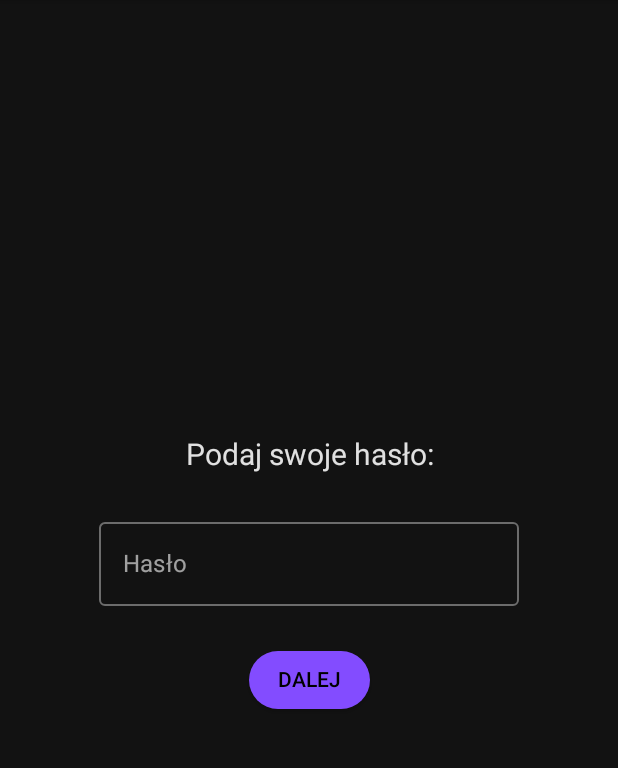
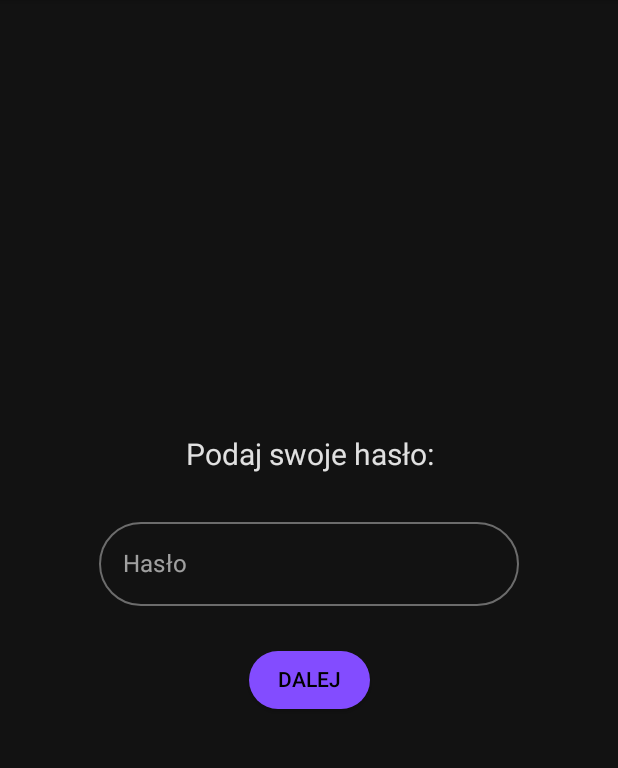
Before and after one commit to arix2000/PasswordSaver, an Android app built with Jetpack Compose: the screen it shows after launch (MainActivity), on a phone screen of 412 x 824 dp, the part 84-852 px from its top. Run offline under Robolectric (Android 15) with nearby library versions, the phone set to English and light mode, and no system bars.

Commit message:
correct layout

```diff
--- a/app/src/main/java/com/password/saver/features/loginscreen/LoginFragment.kt
+++ b/app/src/main/java/com/password/saver/features/loginscreen/LoginFragment.kt
@@ -36,7 +36,8 @@ fun LoginFragment(navController: NavController) {
                 OutlinedTextField(
                     value = text,
                     onValueChange = { text = it },
-                    label = { Text("Hasło") }
+                    label = { Text("Hasło") },
+                    shape = CircleShape
                 )
                 Box(modifier = Modifier.height(25.dp))
                 Button(onClick = { checkPassword(navController) }, shape = CircleShape) {
```
